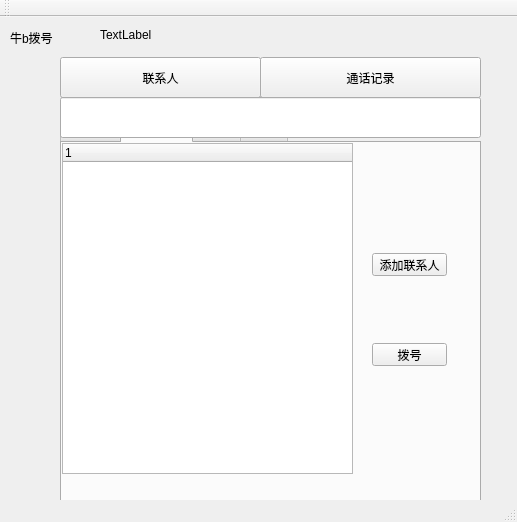
The window that mainwindow.ui (yt2014/dail) describes before a commit, drawn with Qt 5.
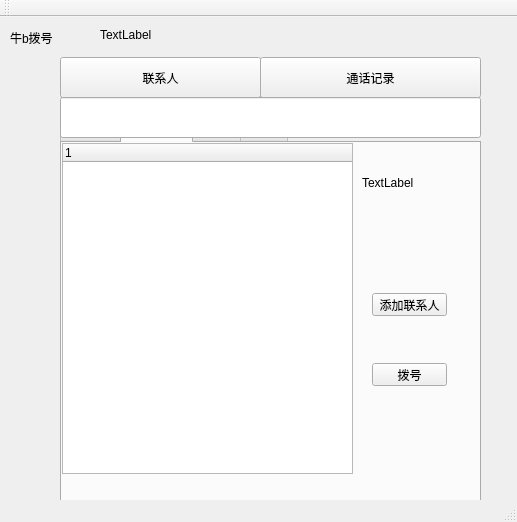
The same window after the commit. Icons and pictures are not drawn.

Diff of the .ui file:
```diff
--- a/mainwindow.ui
+++ b/mainwindow.ui
@@ -149,7 +149,7 @@
       <property name="geometry">
        <rect>
         <x>310</x>
-        <y>200</y>
+        <y>220</y>
         <width>75</width>
         <height>23</height>
        </rect>
@@ -162,7 +162,7 @@
       <property name="geometry">
        <rect>
         <x>310</x>
-        <y>110</y>
+        <y>150</y>
         <width>75</width>
         <height>23</height>
        </rect>
@@ -171,6 +171,19 @@
        <string>添加联系人</string>
       </property>
      </widget>
+     <widget class="QLabel" name="label_Telenumber">
+      <property name="geometry">
+       <rect>
+        <x>300</x>
+        <y>30</y>
+        <width>121</width>
+        <height>20</height>
+       </rect>
+      </property>
+      <property name="text">
+       <string>TextLabel</string>
+      </property>
+     </widget>
     </widget>
     <widget class="QWidget" name="tabRingup">
      <attribute name="title">
```
Left out of the diff: 2 changed lines with no effect on the pictures.
